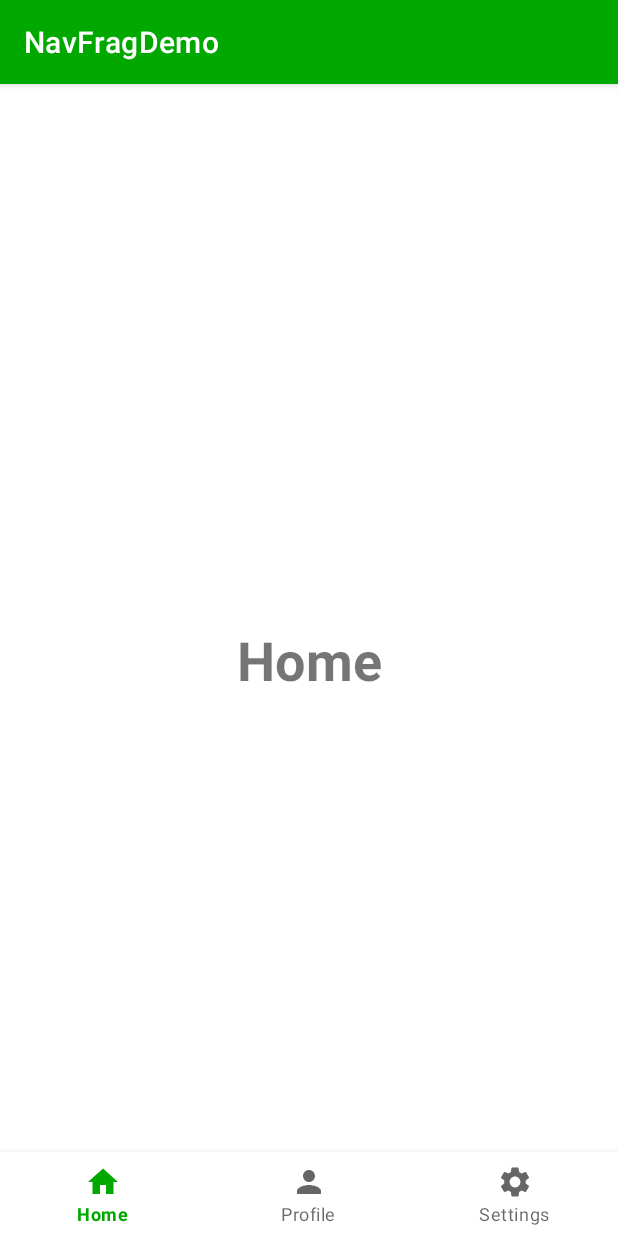
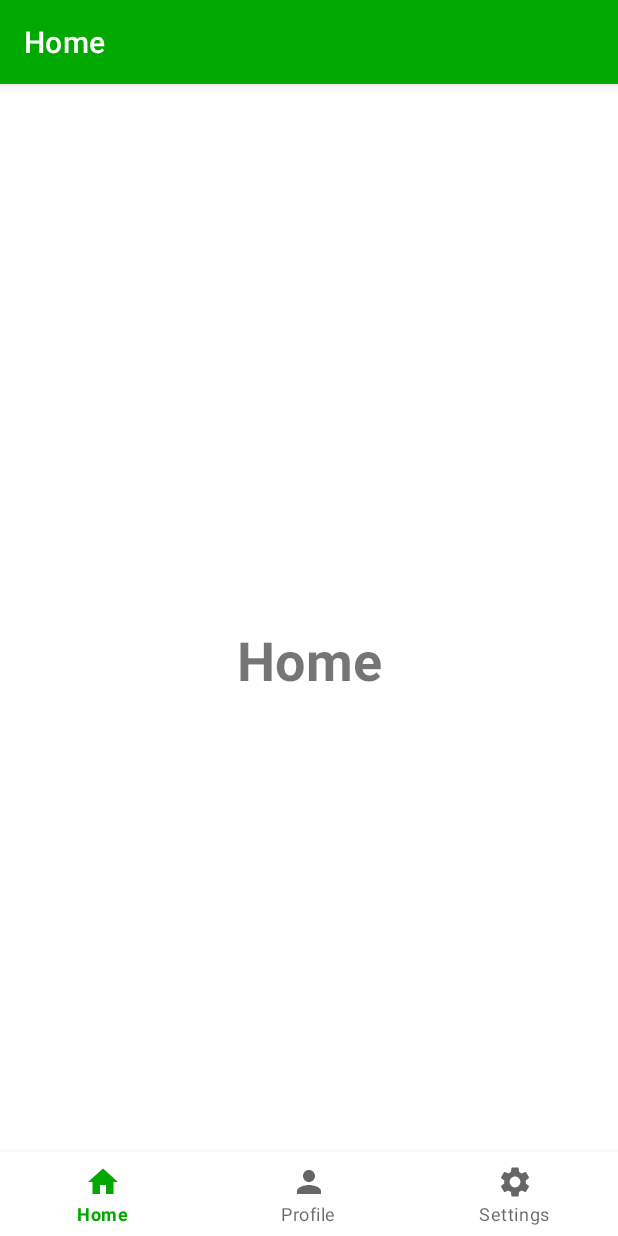
Before and after one commit to Nathan630pm/NavFragDemo, an Android app: the screen it shows after launch (MainActivity), on a phone screen of 412 x 824 dp. Run offline under Robolectric (Android 15) with nearby library versions, the phone set to English and light mode, and no system bars; our stand-ins replace navigation-ui.

Commit message:
EHHRRRMmEERHhhGHheRRD the titles update now

```diff
--- a/app/src/main/java/com/nathan630pm/navfragdemo/MainActivity.java
+++ b/app/src/main/java/com/nathan630pm/navfragdemo/MainActivity.java
@@ -4,6 +4,7 @@ import androidx.appcompat.app.AppCompatActivity;
 import androidx.navigation.NavController;
 import androidx.navigation.Navigation;
 import androidx.navigation.fragment.NavHostFragment;
+import androidx.navigation.ui.AppBarConfiguration;
 import androidx.navigation.ui.NavigationUI;
 
 import android.os.Bundle;
@@ -16,6 +17,8 @@ public class MainActivity extends AppCompatActivity {
     private NavHostFragment navHostFragment;
     private NavController nav;
 
+    private AppBarConfiguration appBarConfiguration;
+
     @Override
     protected void onCreate(Bundle savedInstanceState) {
         super.onCreate(savedInstanceState);
@@ -25,7 +28,11 @@ public class MainActivity extends AppCompatActivity {
         navHostFragment = (NavHostFragment) getSupportFragmentManager().findFragmentById(R.id.fragment);
 
         nav = Navigation.findNavController(this, R.id.fragment);
+
+        appBarConfiguration = new AppBarConfiguration.Builder(R.id.homeFragment, R.id.profileFragment, R.id.settingsFragment).build();
         NavigationUI.setupWithNavController(bottomNavigationView, nav);
+
+        NavigationUI.setupActionBarWithNavController(this, nav, appBarConfiguration);
 
     }
 }
--- a/app/src/main/res/navigation/my_nav.xml
+++ b/app/src/main/res/navigation/my_nav.xml
@@ -8,7 +8,7 @@
     <fragment
         android:id="@+id/homeFragment"
         android:name="com.nathan630pm.navfragdemo.fragments.HomeFragment"
-        android:label="fragment_home"
+        android:label="Home"
         tools:layout="@layout/fragment_home" >
         <action
             android:id="@+id/action_homeFragment_to_profileFragment"
@@ -17,7 +17,7 @@
     <fragment
         android:id="@+id/profileFragment"
         android:name="com.nathan630pm.navfragdemo.fragments.ProfileFragment"
-        android:label="fragment_profile"
+        android:label="Profile"
         tools:layout="@layout/fragment_profile" >
         <action
             android:id="@+id/action_profileFragment_to_settingsFragment"
@@ -31,7 +31,7 @@
     <fragment
         android:id="@+id/settingsFragment"
         android:name="com.nathan630pm.navfragdemo.fragments.SettingsFragment"
-        android:label="fragment_settings"
+        android:label="Settings"
         tools:layout="@layout/fragment_settings" >
         <action
             android:id="@+id/action_settingsFragment_to_homeFragment"
```
